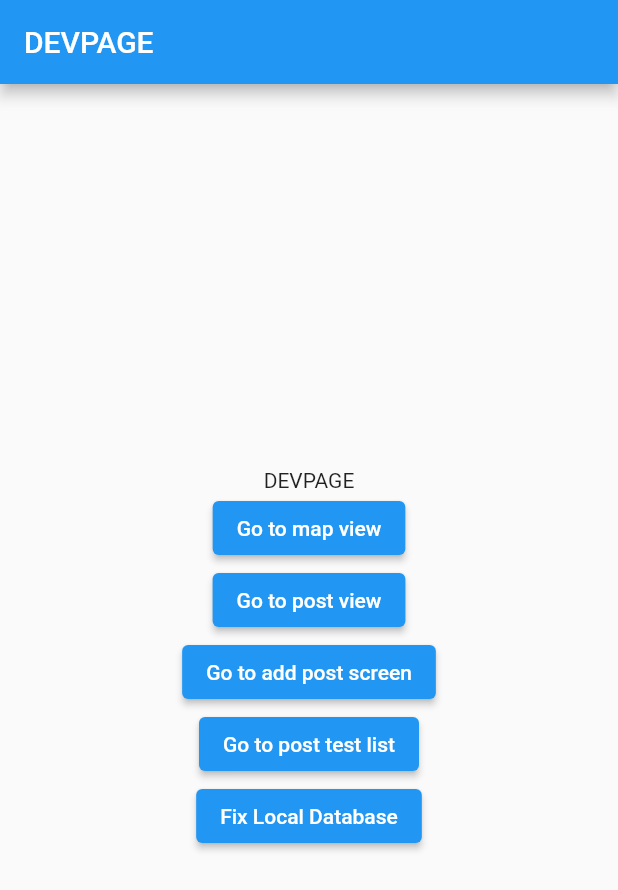
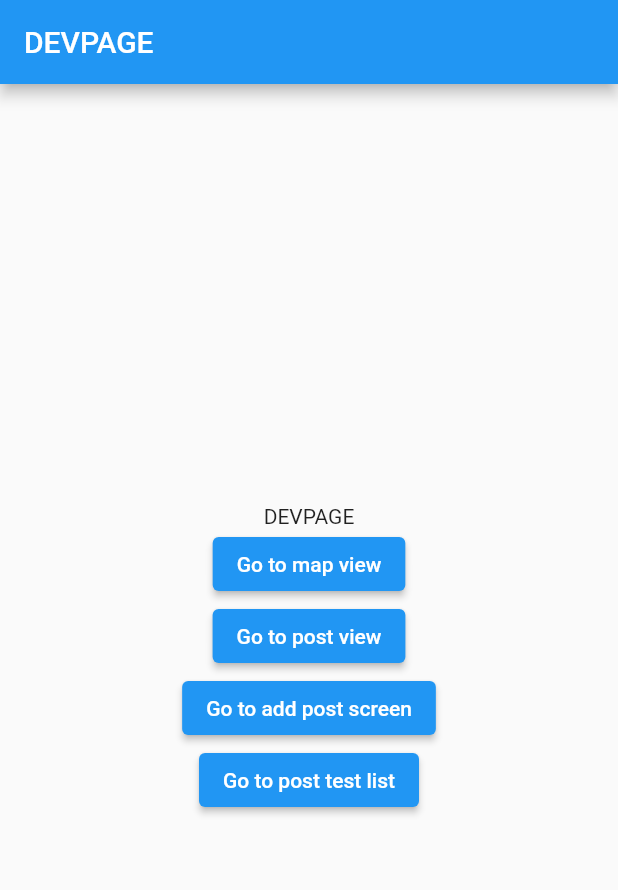
Before and after one commit to CSCI4100U/course-project-nofriendstogroupwith1, a Flutter app: the screen it shows after launch, on a phone screen of 412 x 824 dp. Shown: the top 890 px of the screen. Run offline on Flutter 3.47's test engine with Material 2 defaults, Android fonts, the phone set to English and light mode, and no system bars; our stand-ins replace cloud_firestore, firebase_core, flutter_map, latlong2, sqflite; accounts and stored records are empty.

Commit message:
Remove extra button to force create database (I had an SQL error in my onCreate and this was an easy way to run SQL queries)

```diff
--- a/group_project/lib/main.dart
+++ b/group_project/lib/main.dart
@@ -98,10 +98,6 @@ class _DevPageState extends State<DevPage> {
                 onPressed: () => Navigator.pushNamed(context, "/devTestPostList"),
                 child: const Text("Go to post test list")
             ),
-            ElevatedButton(
-                onPressed: () => DBUtils.createTable(),
-                child: const Text("Fix Local Database")
-            ),
           ],
         ),
       ), // This trailing comma makes auto-formatting nicer for build methods.
--- a/group_project/lib/models/db_utils.dart
+++ b/group_project/lib/models/db_utils.dart
@@ -13,9 +13,4 @@ class DBUtils {
       version: 1,
     );
   }
-
-  static Future createTable() async {
-    final db = await init();
-    db!.execute('CREATE TABLE $savedPostTable(id INTEGER PRIMARY KEY, documentID STRING, hidden BOOL)');
-  }
 }
```
